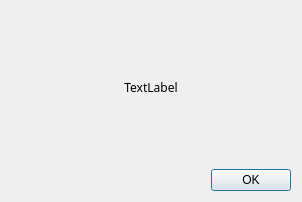
Above: Napoleao/Interface/fim_de_jogo.ui from gianricardo/prog3 before the change. Below: the same form after it.
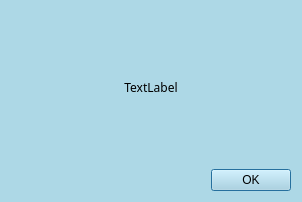
That is the form after the change.

Diff of the .ui file:
```diff
--- a/Napoleao/Interface/fim_de_jogo.ui
+++ b/Napoleao/Interface/fim_de_jogo.ui
@@ -13,6 +13,9 @@
   <property name="windowTitle">
    <string>Fim de Jogo</string>
   </property>
+  <property name="styleSheet">
+   <string notr="true">background-color:lightblue</string>
+  </property>
   <layout class="QGridLayout" name="gridLayout">
    <item row="1" column="0">
     <widget class="QDialogButtonBox" name="buttonBox">
```
